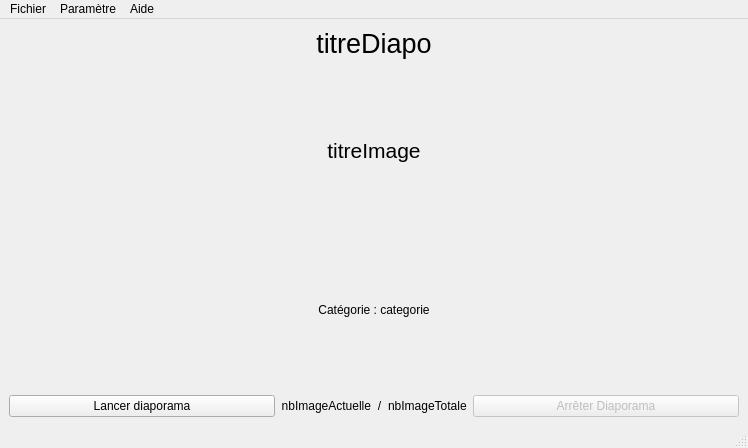
Old version of the form lecteurvue.ui in the repository maxEtch/S201-Dev.
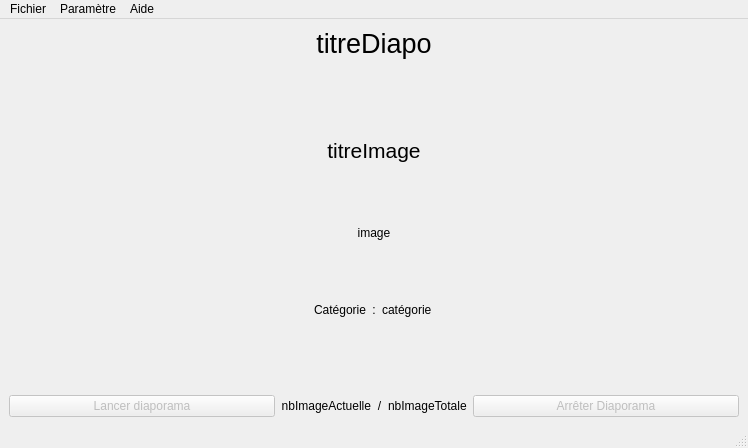
New version of the form. Icons and pictures are not drawn.

What changed in the file:
```diff
--- a/lecteurvue.ui
+++ b/lecteurvue.ui
@@ -123,10 +123,13 @@
            </size>
           </property>
           <property name="text">
-           <string/>
+           <string>image</string>
           </property>
-          <property name="pixmap">
-           <pixmap>cartesDisney/Disney_6.gif</pixmap>
+          <property name="textFormat">
+           <enum>Qt::AutoText</enum>
+          </property>
+          <property name="alignment">
+           <set>Qt::AlignCenter</set>
           </property>
          </widget>
         </item>
@@ -184,14 +187,35 @@
        </layout>
       </item>
       <item>
-       <widget class="QLabel" name="lCategorie">
-        <property name="text">
-         <string>Catégorie : categorie</string>
-        </property>
-        <property name="alignment">
-         <set>Qt::AlignCenter</set>
-        </property>
-       </widget>
+       <layout class="QHBoxLayout" name="horizontalLayout_4" stretch="1,0,1">
+        <item>
+         <widget class="QLabel" name="labelCategorie">
+          <property name="text">
+           <string>Catégorie</string>
+          </property>
+          <property name="alignment">
+           <set>Qt::AlignRight|Qt::AlignTrailing|Qt::AlignVCenter</set>
+          </property>
+         </widget>
+        </item>
+        <item>
+         <widget class="QLabel" name="labelPoints">
+          <property name="text">
+           <string>:</string>
+          </property>
+          <property name="alignment">
+           <set>Qt::AlignCenter</set>
+          </property>
+         </widget>
+        </item>
+        <item>
+         <widget class="QLabel" name="lCategorie">
+          <property name="text">
+           <string>catégorie</string>
+          </property>
+         </widget>
+        </item>
+       </layout>
       </item>
       <item>
        <spacer name="verticalSpacer">
@@ -210,6 +234,9 @@
        <layout class="QHBoxLayout" name="horizontalLayout_3" stretch="1,0,0,0,1">
         <item>
          <widget class="QPushButton" name="bLancerDiapo">
+          <property name="enabled">
+           <bool>false</bool>
+          </property>
           <property name="text">
            <string>Lancer diaporama</string>
           </property>
```
Left out of the diff: 19 changed lines with no effect on the pictures.
